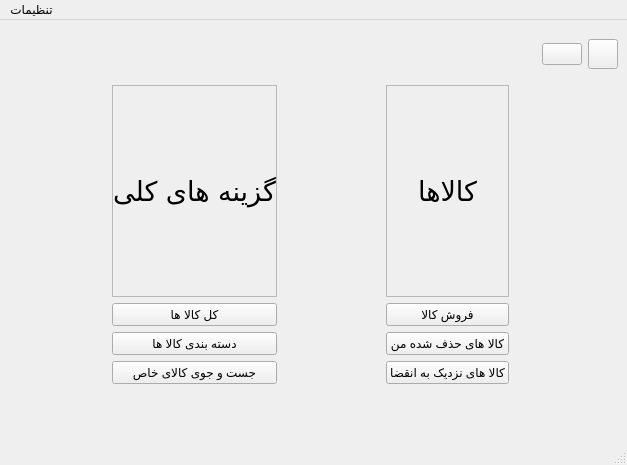
This is SellerWindow.ui in Alireza8hi/Project-DigiKala as Qt 5 draws it before an edit. The edited form follows.
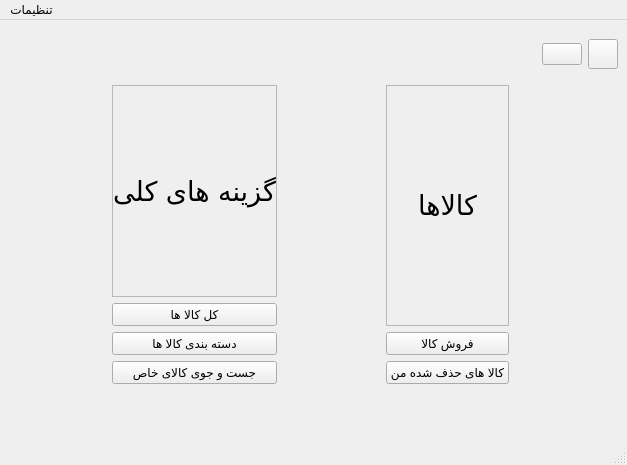
This is the edited form. Icons and pictures are not drawn.

```diff
--- a/SellerWindow.ui
+++ b/SellerWindow.ui
@@ -162,20 +162,6 @@
         </property>
        </widget>
       </item>
-      <item>
-       <widget class="QPushButton" name="CommoditiesExpireBtn">
-        <property name="styleSheet">
-         <string notr="true">color: rgb(0, 0, 0);</string>
-        </property>
-        <property name="text">
-         <string>کالا های نزدیک به انقضا</string>
-        </property>
-        <property name="icon">
-         <iconset resource="icons.qrc">
-          <normaloff>:/Icons/Icons/expiration-icon-3.jpg</normaloff>:/Icons/Icons/expiration-icon-3.jpg</iconset>
-        </property>
-       </widget>
-      </item>
      </layout>
     </item>
     <item row="0" column="1">
```
Left out of the diff: 17 changed lines with no effect on the pictures.
